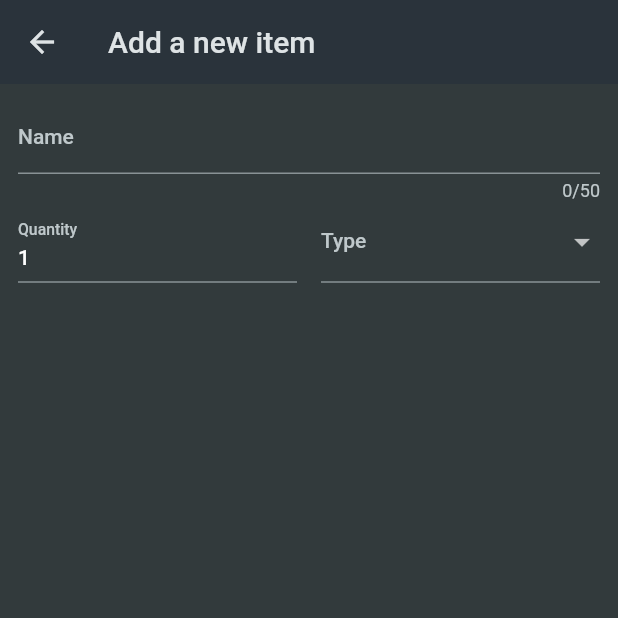
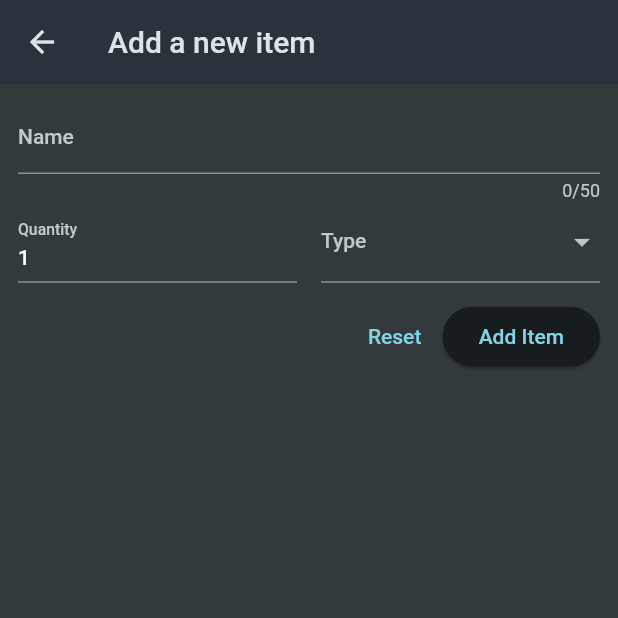
Before and after one commit to drood87/shopping_app, a Flutter app: the NewItem screen opened directly, on a phone screen of 412 x 824 dp, the top half of it. Run offline on Flutter 3.47's test engine with Material 2 defaults, Android fonts, the phone set to English and light mode, and no system bars.

Commit message:
[S11_209]: implementing user inputs in form

```diff
--- a/lib/main.dart
+++ b/lib/main.dart
@@ -1,5 +1,4 @@
 import 'package:flutter/material.dart';
-import 'package:shopping_list/screens/shopping_list.dart';
 import 'package:shopping_list/widgets/grocery_list.dart';
 
 void main() {
--- a/lib/widgets/new_item.dart
+++ b/lib/widgets/new_item.dart
@@ -70,6 +70,22 @@ class _NewItemState extends State<NewItem> {
                     ),
                   )
                 ],
+              ),
+              const SizedBox(
+                height: 12,
+              ),
+              Row(
+                mainAxisAlignment: MainAxisAlignment.end,
+                children: [
+                  TextButton(
+                    onPressed: () {},
+                    child: const Text('Reset'),
+                  ),
+                  ElevatedButton(
+                    onPressed: () {},
+                    child: const Text('Add Item'),
+                  )
+                ],
               )
             ],
           ),
```
